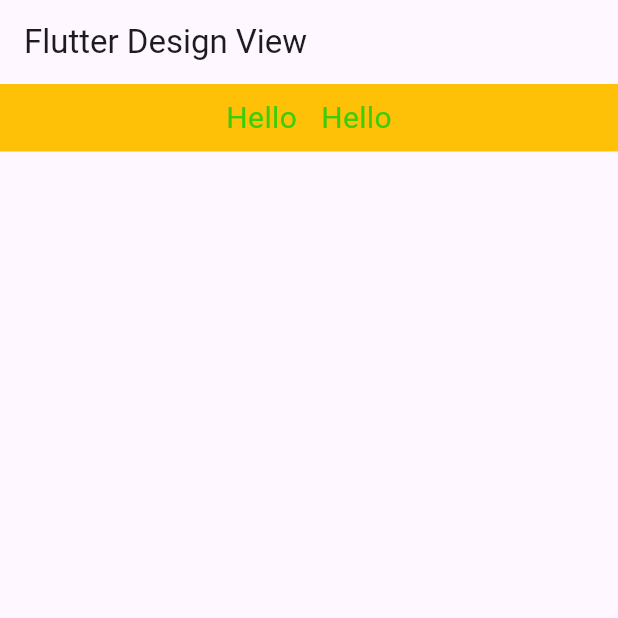
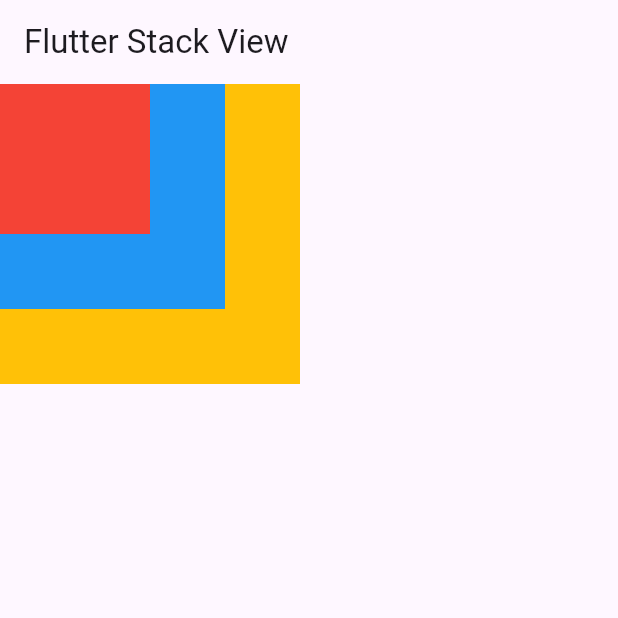
Before and after one commit to Pcode13/Flutter_udemyProject, a Flutter app: the screen it shows after launch, on a phone screen of 412 x 824 dp, the top half of it. Run offline on Flutter 3.47's test engine with Material 3 defaults, Android fonts, the phone set to English and light mode, and no system bars.

Commit message:
Stack View

```diff
--- a/lib/main.dart
+++ b/lib/main.dart
@@ -1,5 +1,6 @@
 import 'package:flutter/material.dart';
 import 'package:my_project_name/screens/DesignView.dart';
+import 'package:my_project_name/screens/StackView.dart';
 // import 'package:my_project_name/screens/TextFieldInput.dart';
 
 void main() {
@@ -11,6 +12,6 @@ class MyApp extends StatelessWidget {
 
   @override
   Widget build(BuildContext context) {
-    return MaterialApp(home: DesignView(title: "Flutter Design View hjgjgjg"));
+    return MaterialApp(home: StackView());
   }
 }
--- /dev/null
+++ b/lib/screens/StackView.dart
@@ -0,0 +1,29 @@
+import 'Package:flutter/material.dart';
+
+class StackView extends StatefulWidget {
+  const StackView({Key? key}) : super(key: key);
+
+  @override
+  _StackViewState createState() => _StackViewState();
+}
+
+class _StackViewState extends State<StackView> {
+  @override
+  Widget build(BuildContext context) {
+    return MaterialApp(
+      home: Scaffold(
+        appBar: AppBar(title: Text('Flutter Stack View')),
+      body: Container(
+        child: Stack(
+          children: [
+            Container(color: Colors.amber, height: 200, width: 200),
+            Container(color: Colors.blue, height: 150, width: 150),
+            Container(color: Colors.red, height: 100, width: 100),
+          ],
+        ),
+      ),
+    )
+    );
+
+  }
+}
```
